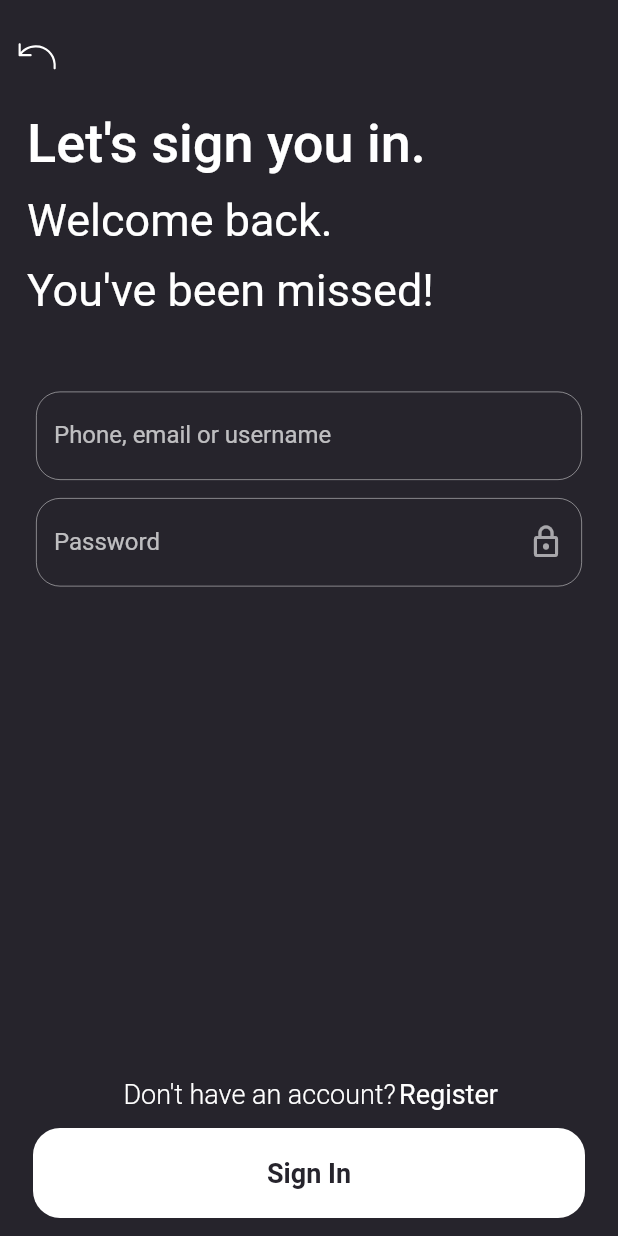
After one commit to srihariash999/Flutter-Login-UIs, a Flutter app: the Login4 screen opened directly, after a tap on "Register", on a phone screen of 412 x 824 dp. The commit adds this screen. Run offline on Flutter 3.47's test engine with Material 2 defaults, Android fonts, the light colour scheme and no system bars; our stand-ins replace flutter_svg, google_fonts; network calls fail; Roboto replaces fonts that are missing (Ubuntu).

Commit message:
login4 landing & signin done

```diff
--- a/lib/Login1/login1.dart
+++ b/lib/Login1/login1.dart
@@ -2,7 +2,9 @@ import 'package:flutter/material.dart';
 import 'dart:ui' as ui;
 
 import 'package:google_fonts/google_fonts.dart';
-import 'package:loginUis/Login1/login1_1.dart';
+
+
+import 'login1_1.dart';
 
 class Login1 extends StatefulWidget {
   @override
--- a/lib/Login1/login1_1.dart
+++ b/lib/Login1/login1_1.dart
@@ -2,7 +2,8 @@ import 'package:flutter/material.dart';
 import 'package:google_fonts/google_fonts.dart';
 import 'dart:ui' as ui;
 
-import 'package:loginUis/Login1/login1_2.dart';
+import 'login1_2.dart';
+
 
 class Login11 extends StatefulWidget {
   @override
--- a/lib/Login2/login2.dart
+++ b/lib/Login2/login2.dart
@@ -1,7 +1,7 @@
 import 'package:flutter/material.dart';
 
 import 'package:google_fonts/google_fonts.dart';
-import 'package:loginUis/Login2/login2_1.dart';
+import 'package:login_uis/Login2/login2_1.dart';
 
 class Login2 extends StatefulWidget {
   @override
--- /dev/null
+++ b/lib/Login4/login4.dart
@@ -0,0 +1,155 @@
+import 'package:flutter/material.dart';
+import 'package:google_fonts/google_fonts.dart';
+import 'package:login_uis/Login4/login4_constants.dart';
+import 'package:login_uis/Login4/login4_signin.dart';
+import 'package:login_uis/Login4/login4_widgets.dart';
+
+class Login4 extends StatefulWidget {
+  Login4({Key key}) : super(key: key);
+
+  @override
+  _Login4State createState() => _Login4State();
+}
+
+class _Login4State extends State<Login4> {
+  @override
+  Widget build(BuildContext context) {
+    return Scaffold(
+      backgroundColor: k4backgroundColor,
+      body: SafeArea(
+        child: Column(
+          mainAxisAlignment: MainAxisAlignment.spaceBetween,
+          children: [
+            Column(
+              crossAxisAlignment: CrossAxisAlignment.center,
+              children: [
+                k4VerticalSpaceMassive,
+                ImageWidget(),
+                k4VerticalSpaceMassive,
+                GreetingTitleWidget(),
+                k4VerticalSpaceMedium,
+                AdditionalInfoWidget(),
+              ],
+            ),
+            Padding(
+              padding: const EdgeInsets.only(bottom: 12.0),
+              child: RegisterLoginButton(),
+            ),
+          ],
+        ),
+      ),
+    );
+  }
+}
+
+class ImageWidget extends StatelessWidget {
+  const ImageWidget({
+    Key key,
+  }) : super(key: key);
+
+  @override
+  Widget build(BuildContext context) {
+    return Center(
+      child: Image.network(
+        k4IllustartedImageLink,
+        height: MediaQuery.of(context).size.height * 0.35,
+        width: MediaQuery.of(context).size.width,
+        fit: BoxFit.cover,
+      ),
+    );
+  }
+}
+
+class GreetingTitleWidget extends StatelessWidget {
+  const GreetingTitleWidget({
+    Key key,
+  }) : super(key: key);
+
+  @override
+  Widget build(BuildContext context) {
+    return Center(
+      child: Text(
+        'Enterprise team collaboration.',
+        textAlign: TextAlign.center,
+        style: GoogleFonts.ubuntu(
+          textStyle: TextStyle(color: Colors.white, fontSize: 36.0),
+        ),
+      ),
+    );
+  }
+}
+
+class AdditionalInfoWidget extends StatelessWidget {
+  const AdditionalInfoWidget({
+    Key key,
+  }) : super(key: key);
+
+  @override
+  Widget build(BuildContext context) {
+    return Padding(
+      padding: EdgeInsets.symmetric(horizontal: 36.0),
+      child: Text(
+        'Bring together your files, your tools, projects and people. Including a new mobile and desktop application.',
+        textAlign: TextAlign.center,
+        style: GoogleFonts.ubuntu(
+          textStyle: TextStyle(
+            color: Colors.white70,
+            fontSize: 18.0,
+            fontWeight: FontWeight.w300,
+          ),
+        ),
+      ),
+    );
+  }
+}
+
+class RegisterLoginButton extends StatelessWidget {
+  const RegisterLoginButton({
+    Key key,
+  }) : super(key: key);
+
+  @override
+  Widget build(BuildContext context) {
+    return Padding(
+      padding: const EdgeInsets.symmetric(horizontal: 24.0),
+      child: InkWell(
+        onTap: () {
+          Navigator.push(
+            context,
+            MaterialPageRoute(
+              builder: (context) => Login4Signin(),
+            ),
+          );
+        },
+        child: Container(
+          height: 60.0,
+          decoration: BoxDecoration(
+            color: k4LighterBackgroundColor,
+            borderRadius: BorderRadius.circular(18.0),
+          ),
+          child: Row(
+            children: [
+              Expanded(
+                child: ButtonUI(childText: "Register"),
+              ),
+              Expanded(
+                child: Center(
+                  child: Text(
+                    "Login",
+                    style: GoogleFonts.ubuntu(
+                      textStyle: TextStyle(
+                        color: Colors.white,
+                        fontSize: 18.0,
+                        fontWeight: FontWeight.w600,
+                      ),
+                    ),
+                  ),
+                ),
+              ),
+            ],
+          ),
+        ),
+      ),
+    );
+  }
+}
--- /dev/null
+++ b/lib/Login4/login4_constants.dart
@@ -0,0 +1,21 @@
+import 'package:flutter/material.dart';
+import 'package:google_fonts/google_fonts.dart';
+
+const Color k4backgroundColor = Color(0xFF26242C);
+const Color k4LighterBackgroundColor = Color(0xFF3B3941);
+const Color k4LightestBackgroundColor = Color(0xFF313038);
+const String k4IllustartedImageLink =
+    "https://raw.githubusercontent.com/srihariash999/testMusic/master/female_designer.jpg";
+
+const k4VerticalSpaceSmall = SizedBox(height: 12.0);
+const k4VerticalSpaceMedium = SizedBox(height: 20.0);
+const k4VerticalSpaceLarge = SizedBox(height: 30.0);
+const k4VerticalSpaceMassive = SizedBox(height: 50.0);
+
+TextStyle k4HintStyle = GoogleFonts.ubuntu(
+  textStyle: TextStyle(
+    color: Colors.white70,
+    fontSize: 16.0,
+    fontWeight: FontWeight.w400,
+  ),
+);
--- /dev/null
+++ b/lib/Login4/login4_signin.dart
@@ -0,0 +1,202 @@
+import 'package:flutter/material.dart';
+import 'package:flutter_svg/flutter_svg.dart';
+import 'package:google_fonts/google_fonts.dart';
+import 'package:login_uis/Login4/login4_constants.dart';
+import 'package:login_uis/Login4/login4_widgets.dart';
+
+class Login4Signin extends StatefulWidget {
+  @override
+  _Login4SigninState createState() => _Login4SigninState();
+}
+
+class _Login4SigninState extends State<Login4Signin> {
+  TextEditingController _usernameController = TextEditingController();
+  TextEditingController _passwordController = TextEditingController();
+  @override
+  Widget build(BuildContext context) {
+    return Scaffold(
+      backgroundColor: k4backgroundColor,
+      body: SafeArea(
+        child: Column(
+          mainAxisAlignment: MainAxisAlignment.spaceBetween,
+          children: [
+            Column(
+              crossAxisAlignment: CrossAxisAlignment.start,
+              children: [
+                k4VerticalSpaceSmall,
+                BackButton(),
+                k4VerticalSpaceSmall,
+                GreetingTitleWidget(),
+                k4VerticalSpaceSmall,
+                GreetingWidget1(),
+                k4VerticalSpaceSmall,
+                GreetingWidget2(),
+                k4VerticalSpaceMassive,
+                TextWidget(
+                    controller: _usernameController,
+                    hint: "",
+                    label: "Phone, email or username"),
+                k4VerticalSpaceSmall,
+                PasswordWidget(
+                  controller: _passwordController,
+                  hint: "",
+                  label: "Password",
+                ),
+              ],
+            ),
+            Column(
+              children: [
+                RegisterTextWidget(),
+                k4VerticalSpaceSmall,
+                InkWell(
+                  onTap: () {},
+                  child: Padding(
+                    padding: const EdgeInsets.symmetric(horizontal: 22.0),
+                    child: ButtonUI(childText: 'Sign In'),
+                  ),
+                ),
+                k4VerticalSpaceSmall,
+              ],
+            )
+          ],
+        ),
+      ),
+    );
+  }
+}
+
+class BackButton extends StatelessWidget {
+  const BackButton({
+    Key key,
+  }) : super(key: key);
+
+  @override
+  Widget build(BuildContext context) {
+    return InkWell(
+      onTap: () {
+        Navigator.pop(context);
+      },
+      child: Padding(
+        padding: const EdgeInsets.all(8.0),
+        child: Container(
+          child: SvgPicture.asset(
+            'assets/undo.svg',
+            color: Colors.white,
+            height: 35.0,
+            width: 35.0,
+            semanticsLabel: 'Go Back',
+          ),
+        ),
+      ),
+    );
+  }
+}
+
+class GreetingTitleWidget extends StatelessWidget {
+  const GreetingTitleWidget({
+    Key key,
+  }) : super(key: key);
+
+  @override
+  Widget build(BuildContext context) {
+    return Padding(
+      padding: const EdgeInsets.only(left: 18.0),
+      child: Text(
+        'Let\'s sign you in.',
+        textAlign: TextAlign.center,
+        style: GoogleFonts.ubuntu(
+          textStyle: TextStyle(
+            color: Colors.white,
+            fontSize: 36.0,
+            fontWeight: FontWeight.w500,
+          ),
+        ),
+      ),
+    );
+  }
+}
+
+class GreetingWidget1 extends StatelessWidget {
+  const GreetingWidget1({
+    Key key,
+  }) : super(key: key);
+
+  @override
+  Widget build(BuildContext context) {
+    return Padding(
+      padding: const EdgeInsets.only(left: 18.0),
+      child: Text(
+        'Welcome back.',
+        textAlign: TextAlign.center,
+        style: GoogleFonts.ubuntu(
+          textStyle: TextStyle(
+            color: Colors.white,
+            fontSize: 30.0,
+            fontWeight: FontWeight.w400,
+          ),
+        ),
+      ),
+    );
+  }
+}
+
+class GreetingWidget2 extends StatelessWidget {
+  const GreetingWidget2({
+    Key key,
+  }) : super(key: key);
+
+  @override
+  Widget build(BuildContext context) {
+    return Padding(
+      padding: const EdgeInsets.only(left: 18.0),
+      child: Text(
+        'You\'ve been missed!',
+        textAlign: TextAlign.center,
+        style: GoogleFonts.ubuntu(
+          textStyle: TextStyle(
+            color: Colors.white,
+            fontSize: 30.0,
+            fontWeight: FontWeight.w400,
+          ),
+        ),
+      ),
+    );
+  }
+}
+
+class RegisterTextWidget extends StatelessWidget {
+  const RegisterTextWidget({
+    Key key,
+  }) : super(key: key);
+
+  @override
+  Widget build(BuildContext context) {
+    return Row(
+      mainAxisAlignment: MainAxisAlignment.center,
+      children: [
+        Text(
+          'Don\'t have an account? ',
+          textAlign: TextAlign.center,
+          style: GoogleFonts.ubuntu(
+            textStyle: TextStyle(
+              color: Colors.white,
+              fontSize: 18.0,
+              fontWeight: FontWeight.w300,
+            ),
+          ),
+        ),
+        Text(
+          'Register',
+          textAlign: TextAlign.center,
+          style: GoogleFonts.ubuntu(
+            textStyle: TextStyle(
+              color: Colors.white,
+              fontSize: 18.0,
+              fontWeight: FontWeight.w400,
+            ),
+          ),
+        ),
+      ],
+    );
+  }
+}
--- /dev/null
+++ b/lib/Login4/login4_widgets.dart
@@ -0,0 +1,174 @@
+import 'package:flutter/material.dart';
+import 'package:google_fonts/google_fonts.dart';
+import 'package:login_uis/Login4/login4_constants.dart';
+
+class ButtonUI extends StatelessWidget {
+  final String childText;
+
+  const ButtonUI({
+    Key key,
+    @required this.childText,
+  }) : super(key: key);
+
+  @override
+  Widget build(BuildContext context) {
+    return Container(
+      height: 60.0,
+      padding: EdgeInsets.only(
+        top: 14.0,
+        bottom: 14.0,
+        left: 20.0,
+        right: 20.0,
+      ),
+      alignment: Alignment.center,
+      decoration: BoxDecoration(
+        color: Colors.white,
+        borderRadius: BorderRadius.circular(18.0),
+      ),
+      child: Text(
+        childText,
+        style: GoogleFonts.ubuntu(
+          textStyle: TextStyle(
+            color: k4backgroundColor,
+            fontSize: 18.0,
+            fontWeight: FontWeight.w600,
+          ),
+        ),
+      ),
+    );
+  }
+}
+
+class TextWidget extends StatelessWidget {
+  final TextEditingController controller;
+  final String hint;
+  final String label;
+  final bool showSuffix;
+  const TextWidget({
+    Key key,
+    @required this.controller,
+    @required this.hint,
+    @required this.label,
+    this.showSuffix,
+  }) : super(key: key);
+  @override
+  Widget build(BuildContext context) {
+    return Padding(
+      padding: const EdgeInsets.symmetric(horizontal: 24.0),
+      child: TextField(
+        controller: controller,
+        style: k4HintStyle,
+        decoration: InputDecoration(
+          suffixIcon: InkWell(
+            child: Icon(
+              Icons.alternate_email,
+              color: showSuffix != null
+                  ? showSuffix
+                      ? Colors.white60
+                      : k4backgroundColor
+                  : k4backgroundColor,
+            ),
+            onTap: () {},
+          ),
+          fillColor: k4backgroundColor,
+          filled: true,
+          hintStyle: k4HintStyle,
+          hintText: hint,
+          labelStyle: k4HintStyle,
+          labelText: label,
+          border: OutlineInputBorder(
+            borderSide: BorderSide(
+              color: Colors.white60,
+              width: 0.5,
+            ),
+            borderRadius: BorderRadius.circular(16.0),
+          ),
+          enabledBorder: OutlineInputBorder(
+            borderSide: BorderSide(
+              color: Colors.white60,
+              width: 0.5,
+            ),
+            borderRadius: BorderRadius.circular(16.0),
+          ),
+          focusedBorder: OutlineInputBorder(
+            borderSide: BorderSide(
+              color: Colors.white60,
+              width: 0.5,
+            ),
+            borderRadius: BorderRadius.circular(16.0),
+          ),
+        ),
+      ),
+    );
+  }
+}
+
+class PasswordWidget extends StatefulWidget {
+  final TextEditingController controller;
+  final String hint;
+  final String label;
+  const PasswordWidget({
+    Key key,
+    @required this.controller,
+    @required this.hint,
+    @required this.label,
+  }) : super(key: key);
+
+  @override
+  _PasswordWidgetState createState() => _PasswordWidgetState();
+}
+
+class _PasswordWidgetState extends State<PasswordWidget> {
+  bool _obscure = true;
+  @override
+  Widget build(BuildContext context) {
+    return Padding(
+      padding: const EdgeInsets.symmetric(horizontal: 24.0),
+      child: TextField(
+        controller: widget.controller,
+        obscureText: _obscure,
+        style: k4HintStyle,
+        decoration: InputDecoration(
+          suffixIcon: InkWell(
+            child: Icon(
+              _obscure ? Icons.lock_outline : Icons.lock_open_outlined,
+              color: Colors.white60,
+            ),
+            onTap: () {
+              setState(() {
+                _obscure = !_obscure;
+              });
+            },
+          ),
+          fillColor: k4backgroundColor,
+          filled: true,
+          hintStyle: k4HintStyle,
+          hintText: widget.hint,
+          labelStyle: k4HintStyle,
+          labelText: widget.label,
+          border: OutlineInputBorder(
+            borderSide: BorderSide(
+              color: Colors.white60,
+              width: 0.5,
+            ),
+            borderRadius: BorderRadius.circular(16.0),
+          ),
+          enabledBorder: OutlineInputBorder(
+            borderSide: BorderSide(
+              color: Colors.white60,
+              width: 0.5,
+            ),
+            borderRadius: BorderRadius.circular(16.0),
+          ),
+          focusedBorder: OutlineInputBorder(
+            borderSide: BorderSide(
+              color: Colors.white60,
+              width: 0.5,
+            ),
+            borderRadius: BorderRadius.circular(16.0),
+          ),
+        ),
+      ),
+    );
+  }
+}
--- a/lib/main.dart
+++ b/lib/main.dart
@@ -1,7 +1,8 @@
 import 'package:flutter/material.dart';
-import 'package:loginUis/Login1/login1.dart';
-import 'package:loginUis/Login2/login2.dart';
-import 'package:loginUis/Login3/login3.dart';
+import 'package:login_uis/Login4/login4.dart';
+import 'package:login_uis/Login1/login1.dart';
+import 'package:login_uis/Login2/login2.dart';
+import 'package:login_uis/Login3/login3.dart';
 
 void main() {
   runApp(MaterialApp(
@@ -74,6 +75,21 @@ class _HomePageState extends State<HomePage> {
                 ),
               ),
             ),
+            Padding(
+              padding: const EdgeInsets.only(top: 16.0),
+              // ignore: deprecated_member_use
+              child: RaisedButton(
+                onPressed: () {
+                  Navigator.push(context,
+                      MaterialPageRoute(builder: (context) => Login4()));
+                },
+                color: Colors.green[400],
+                child: Text(
+                  "Login UI 4",
+                  style: TextStyle(color: Colors.white),
+                ),
+              ),
+            ),
           ],
         ),
       ),
```
Also changed, not shown: pubspec.yaml (+4 -4 lines), assets/undo.svg (added), lib/Login4/login4_register.dart (added), pubspec.lock.
